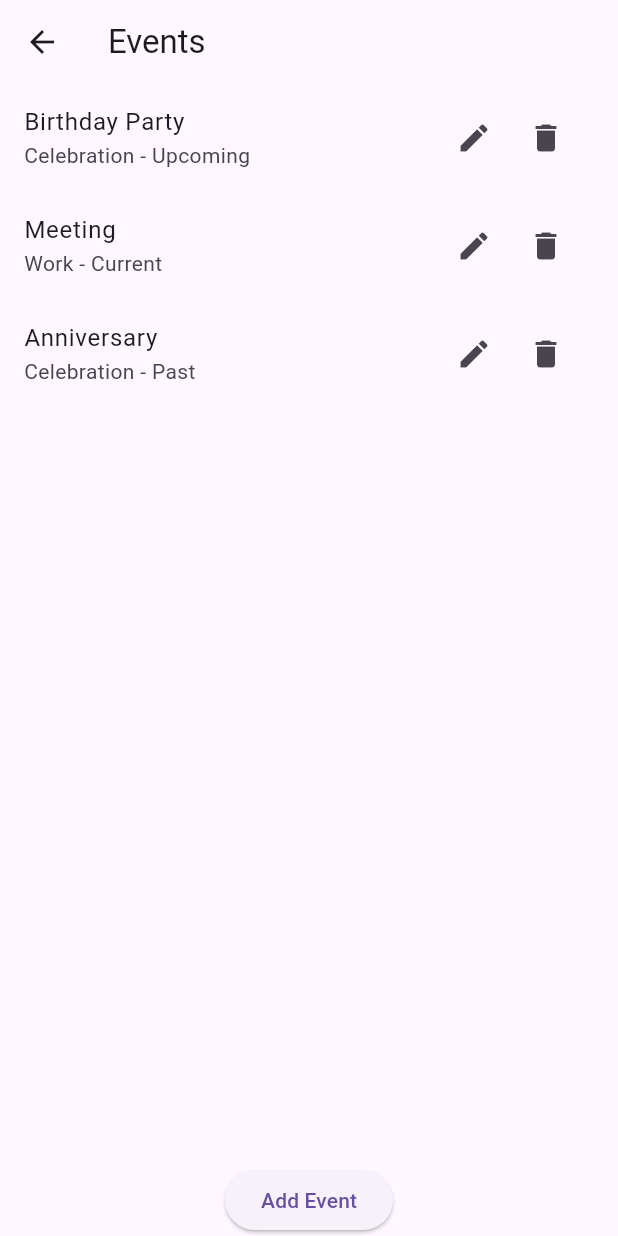
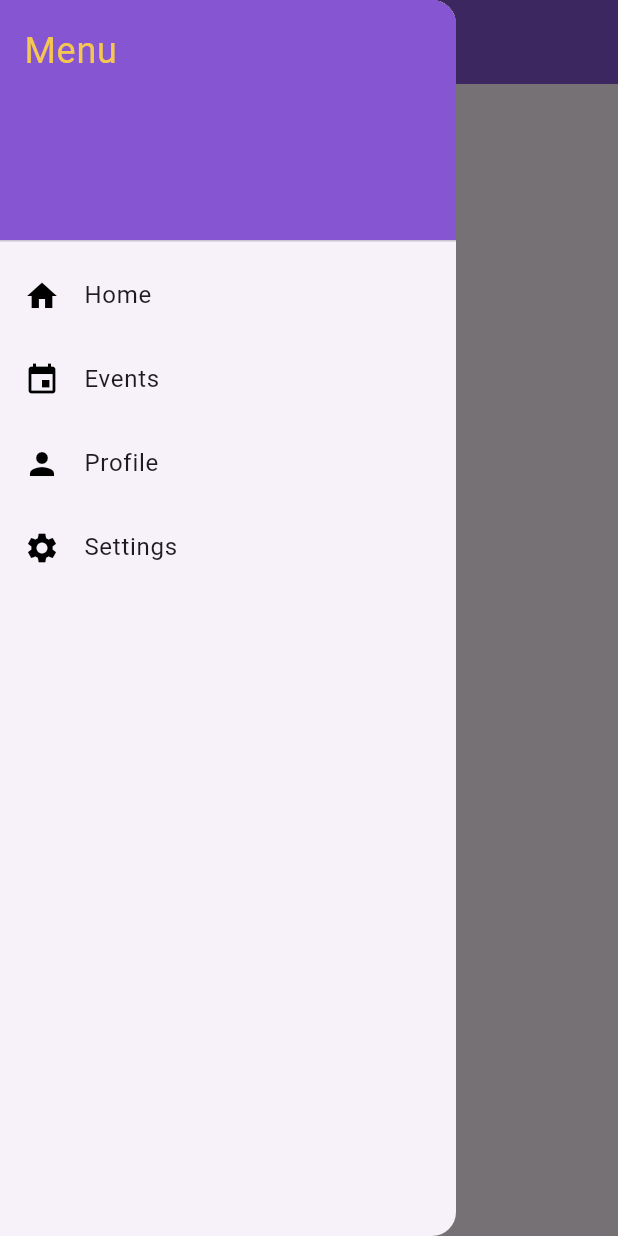
Before and after one commit to pizz4tw/Hedieaty, a Flutter app: the EventsPage screen opened directly, with the side drawer open (before the commit the screen has no drawer), on a phone screen of 412 x 824 dp. Run offline on Flutter 3.47's test engine with Material 3 defaults, Android fonts, the phone set to English and light mode, and no system bars; our stand-ins replace cloud_firestore, firebase_auth, firebase_core; accounts and stored records are empty.

```diff
--- a/lib/services/authentication.dart
+++ b/lib/services/authentication.dart
@@ -63,6 +63,6 @@ class AuthMethod {
 
   // for sighout
   signOut() async {
-    // await _auth.signOut();
+     await _auth.signOut();
   }
 }
--- a/lib/views/events_page.dart
+++ b/lib/views/events_page.dart
@@ -1,68 +1,73 @@
 import 'package:flutter/material.dart';
+import 'home_page.dart';
+import 'profile_page.dart';// Assuming you want to navigate to home from here.
 
-class EventsPage extends StatefulWidget {
-  @override
-  _EventsPageState createState() => _EventsPageState();
-}
-
-class _EventsPageState extends State<EventsPage> {
-  List<Map<String, dynamic>> events = [
-    {'name': 'Birthday Party', 'category': 'Celebration', 'status': 'Upcoming'},
-    {'name': 'Meeting', 'category': 'Work', 'status': 'Current'},
-    {'name': 'Anniversary', 'category': 'Celebration', 'status': 'Past'},
-  ];
-
-  void _addEvent() {
-
-  }
-
-  void _editEvent(int index) {
-  }
-
-  void _deleteEvent(int index) {
-    setState(() {
-      events.removeAt(index);
-    });
-  }
-
+class EventsPage extends StatelessWidget {
   @override
   Widget build(BuildContext context) {
     return Scaffold(
       appBar: AppBar(
         title: Text('Events'),
+        backgroundColor: Color.fromRGBO(134, 86, 210, 1.0),
       ),
-      body: Column(
-        children: [
-          Expanded(
-            child: ListView.builder(
-              itemCount: events.length,
-              itemBuilder: (context, index) {
-                final event = events[index];
-                return ListTile(
-                  title: Text(event['name']),
-                  subtitle: Text('${event['category']} - ${event['status']}'),
-                  trailing: Row(
-                    mainAxisSize: MainAxisSize.min,
-                    children: [
-                      IconButton(
-                        icon: Icon(Icons.edit),
-                        onPressed: () => _editEvent(index),
-                      ),
-                      IconButton(
-                        icon: Icon(Icons.delete),
-                        onPressed: () => _deleteEvent(index),
-                      ),
-                    ],
-                  ),
+      drawer: Drawer(
+        child: ListView(
+          padding: EdgeInsets.zero,
+          children: <Widget>[
+            DrawerHeader(
+              decoration: BoxDecoration(
+                color: Color.fromRGBO(134, 86, 210, 1.0),
+              ),
+              child: Text(
+                'Menu',
+                style: TextStyle(
+                  color: Color.fromRGBO(245, 198, 82, 1.0),
+                  fontSize: 24,
+                ),
+              ),
+            ),
+            ListTile(
+              leading: Icon(Icons.home, color: Colors.black),
+              title: Text('Home'),
+              onTap: () {
+                Navigator.pop(context);
+                Navigator.push(
+                  context,
+                  MaterialPageRoute(builder: (context) => HomePage()),
                 );
               },
             ),
-          ),
-          ElevatedButton(
-            onPressed: _addEvent,
-            child: Text('Add Event'),
-          ),
-        ],
+            ListTile(
+              leading: Icon(Icons.event, color: Colors.black),
+              title: Text('Events'),
+              onTap: () {
+                Navigator.pop(context);
+              },
+            ),
+            ListTile(
+              leading: Icon(Icons.person, color: Colors.black),
+              title: Text('Profile'),
+              onTap: () {
+                Navigator.pop(context);
+                Navigator.push(
+                  context,
+                  MaterialPageRoute(builder: (context) => ProfilePage()),
+                );
+              },
+            ),
+            ListTile(
+              leading: Icon(Icons.settings, color: Colors.black),
+              title: Text('Settings'),
+              onTap: () {
+                Navigator.pop(context);
+                // Navigate to settings screen (if you have one)
+              },
+            ),
+          ],
+        ),
+      ),
+      body: Center(
+        child: Text('Events content goes here.'),
       ),
     );
   }
```
Also changed, not shown: lib/main.dart (+18 -2 lines), lib/viewmodels/profile_view_model.dart (added, +60 -0 lines), lib/views/home_page.dart (+24 -12 lines), lib/views/profile_page.dart (added, +166 -0 lines), lib/views/update_info_page.dart (added, +77 -0 lines).
